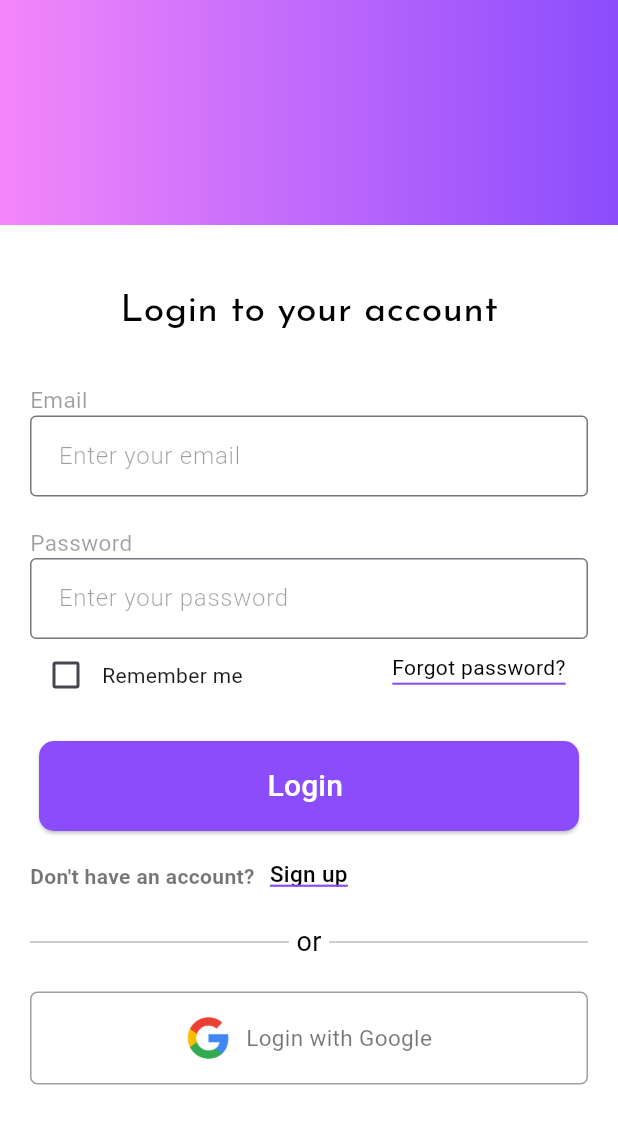
After one commit to nthanhminh/Daily-Reflect, a Flutter app: the screen it shows after launch, on a phone screen of 412 x 824 dp. The commit adds this screen. Shown: the top 1124 px of the screen. Run offline on Flutter 3.47's test engine with Material 3 defaults, Android fonts, the light colour scheme and no system bars; our stand-ins replace convex_bottom_bar, fl_chart, flutter_staggered_animations, get, google_fonts, material_symbols_icons.

Commit message:
login page

```diff
--- a/lib/main.dart
+++ b/lib/main.dart
@@ -1,4 +1,5 @@
 import 'package:daily_reflect/screens/HomeScreen/Home.dart';
+import 'package:daily_reflect/screens/Login/login_page.dart';
 import 'package:flutter/material.dart';
 import 'package:get/get.dart';
 
@@ -19,7 +20,7 @@ class DailyReflectApp extends StatelessWidget {
       title: 'DailyReflect',
       initialRoute: '/home',
       routes: {
-        '/home': (context) => Home(),
+        '/home': (context) => LoginPage(),
       },
     );
   }
--- /dev/null
+++ b/lib/screens/Login/login_page.dart
@@ -0,0 +1,226 @@
+import 'package:flutter/cupertino.dart';
+import 'package:flutter/material.dart';
+import 'package:flutter/widgets.dart';
+import 'package:google_fonts/google_fonts.dart';
+
+class LoginPage extends StatefulWidget {
+  LoginPage({super.key});
+
+  @override
+  State<LoginPage> createState() => _LoginPageState();
+}
+
+class _LoginPageState extends State<LoginPage> {
+  final TextEditingController _controller = TextEditingController();
+
+  bool _remember_me = false;
+
+  @override
+  Widget build(BuildContext context) {
+    return Scaffold(
+      body: Column(
+        children: [
+          Stack(
+            alignment: Alignment.bottomLeft,
+            children: [
+              Container(
+                height: 150,
+                decoration: const BoxDecoration(
+                  gradient: LinearGradient(
+                    colors: [Color.fromRGBO(244, 135, 250, 1), Color.fromRGBO(139, 76, 252, 1)]
+                  )
+                ),
+              ),
+
+              // Padding(
+              //   padding: EdgeInsets.only(bottom: 20.0, left: 20.0),
+              //   child: Column(
+              //     crossAxisAlignment: CrossAxisAlignment.start,
+              //     children: [
+              //       Text('Hello there', style: GoogleFonts.kanit(
+              //         textStyle: TextStyle(fontSize: 30, fontWeight: FontWeight.bold, color: Colors.white, decoration: TextDecoration.none)
+              //       ),),
+              //       Text('Welcome back', style: GoogleFonts.kanit(
+              //         textStyle: TextStyle(fontSize: 30, fontWeight: FontWeight.bold, color: Colors.white, decoration: TextDecoration.none)
+              //       ),)
+              //     ],
+              //   ),
+              // )
+            ]
+          ),
+          Expanded(
+            child: Container(
+              padding: const EdgeInsets.all(20),
+              color: Colors.white,
+              child: Column(
+                children: [
+                  const SizedBox(height: 20),
+                  Text('Login to your account', style: GoogleFonts.josefinSans(
+                    textStyle: const TextStyle(
+                      color: Colors.black,
+                      decoration: TextDecoration.none,
+                      fontSize: 25,
+                    )),
+                  ),
+                  const SizedBox(height: 30),
+                  const Row(
+                    children: [
+                      Text('Email', style: TextStyle(
+                        fontSize: 15,
+                        color: Colors.black38,
+                        decoration: TextDecoration.none
+                      )),
+                    ],
+                  ),
+                  const TextField(
+                    decoration: InputDecoration(
+                      contentPadding: EdgeInsets.all(15),
+                      hintText: 'Enter your email',
+                      hintStyle: TextStyle(fontWeight: FontWeight.w300, color: Colors.black38),
+                      border: OutlineInputBorder(
+                        borderSide: BorderSide(
+                          width: 8.0,
+                        ),
+                      )
+                    ),
+                  ),
+                  const SizedBox(height: 20),
+                  const Row(
+                    children: [
+                      Text('Password', style: TextStyle(
+                        fontSize: 15,
+                        color: Colors.black38,
+                        decoration: TextDecoration.none
+                      )),
+                    ],
+                  ),
+                  const TextField(
+                    decoration: InputDecoration(
+                      contentPadding: EdgeInsets.all(15),
+                      hintText: 'Enter your password',
+                      hintStyle: TextStyle(fontWeight: FontWeight.w300, color: Colors.black38),
+                      border: OutlineInputBorder()
+                    ),
+                  ),
+                  Row(
+                    mainAxisAlignment: MainAxisAlignment.spaceBetween,
+                    children: [
+                      Row(
+                        children: [
+                          Checkbox(
+                            value: _remember_me, onChanged: (value) {
+                            setState(() {
+                              _remember_me = value!;
+                            },);
+                          }),
+                          Text('Remember me'),
+                        ],
+                      ),
+                      const Padding(
+                        padding: EdgeInsets.only(right: 15.0),
+                        child: Text('Forgot password?', style: TextStyle(
+                            shadows: [
+                              Shadow(
+                                  color: Colors.black,
+                                  offset: Offset(0, -5))
+                            ],
+                            color: Colors.transparent,
+                            decoration: TextDecoration.underline,
+                            decorationThickness: 2,
+                            decorationColor: Color.fromRGBO(139, 76, 252, 1)
+                          ),
+                        ),
+                      )
+                    ],
+                  ),
+                  const SizedBox(height: 20),
+                  ElevatedButton(
+                    onPressed: () {},
+                    style: ElevatedButton.styleFrom(
+                      minimumSize: Size(360, 60),
+                      backgroundColor: Color.fromRGBO(139, 76, 252, 1),
+                      shape: const RoundedRectangleBorder(
+                        borderRadius: BorderRadius.all(Radius.circular(10))
+                      )
+                    ),
+                    child: const Text('Login ', style: TextStyle(color: Colors.white, fontSize: 20),),
+                  ),
+                  const SizedBox(height: 20),
+                  const Row(
+                    children: [
+                      Text('Don\'t have an account?', style: TextStyle(
+                        color: Colors.black54,
+                        fontWeight: FontWeight.w600
+                      )),
+                      SizedBox(width: 10),
+                      Text('Sign up', style: TextStyle(
+                            shadows: [
+                              Shadow(
+                                  color: Colors.black,
+                                  offset: Offset(0, -2))
+                            ],
+                            color: Colors.transparent,
+                            fontWeight: FontWeight.w500,
+                            fontSize: 15,
+                            decoration: TextDecoration.underline,
+                            decorationThickness: 2,
+                            decorationColor: Color.fromRGBO(139, 76, 252, 1)
+                          ),)
+                    ],
+                  ),
+                  const SizedBox(height: 20),
+                  Row(
+                    mainAxisAlignment: MainAxisAlignment.center,
+                    children: [
+                      // Left horizontal line
+                      Expanded(
+                        child: Divider(
+                          color: Colors.black26,
+                        ),
+                      ),
+                      // Centered text
+                      Container(
+                        padding: EdgeInsets.symmetric(horizontal: 5.0),
+                        child: Text(
+                          'or',
+                          style: TextStyle(fontSize: 18.0, color: Colors.black),
+                        ),
+                      ),
+                      // Right horizontal line
+                      Expanded(
+                        child: Divider(
+                          color: Colors.black26,
+                        ),
+                      ),
+                    ],
+                  ),
+                  const SizedBox(height: 20),
+                  Container(
+                    width: MediaQuery.of(context).size.width,
+                    padding: const EdgeInsets.all(15),
+                    decoration: BoxDecoration(
+                      border: Border.all(style: BorderStyle.solid, color: Colors.black38),
+                      borderRadius: BorderRadius.circular(5)
+                    ),
+                    child: const Row(
+                      mainAxisAlignment: MainAxisAlignment.center,
+                      children: [
+                        Image(
+                          height: 30,
+                          image: AssetImage('assets/logo/google.png',),
+                        ),
+                        SizedBox(width: 10,),
+                        Text('Login with Google', style: TextStyle(color: Colors.black54, fontSize: 15)),
+                      ],
+                    ),
+                  ),
+
+                ],
+              )
+            ),
+          )
+        ],
+      )
+    );
+  }
+}
--- a/pubspec.yaml
+++ b/pubspec.yaml
@@ -31,6 +31,7 @@ dependencies:
   flutter:
     sdk: flutter
   material_symbols_icons: ^4.2716.0
+  google_fonts: ^6.2.1
   get: ^4.6.6
   flutter_staggered_animations: ^1.1.1
   convex_bottom_bar: ^3.2.0
@@ -39,6 +40,7 @@ dependencies:
   # The following adds the Cupertino Icons font to your application.
   # Use with the CupertinoIcons class for iOS style icons.
   cupertino_icons: ^1.0.6
+  provider: ^5.0.0
 
 dev_dependencies:
   flutter_test:
@@ -65,6 +67,7 @@ flutter:
   # To add assets to your application, add an assets section, like this:
   assets:
     - assets/icons/
+    - assets/logo/
 
   # An image asset can refer to one or more resolution-specific "variants", see
   # https://flutter.dev/assets-and-images/#resolution-aware
```
Also changed, not shown: lib/screens/AddMoodScreens/select_neutral_mood.dart (+99 -30 lines), lib/screens/AddMoodScreens/select_reason.dart (+62 -25 lines), assets/logo/google.png (added), pubspec.lock, 1 other file.
